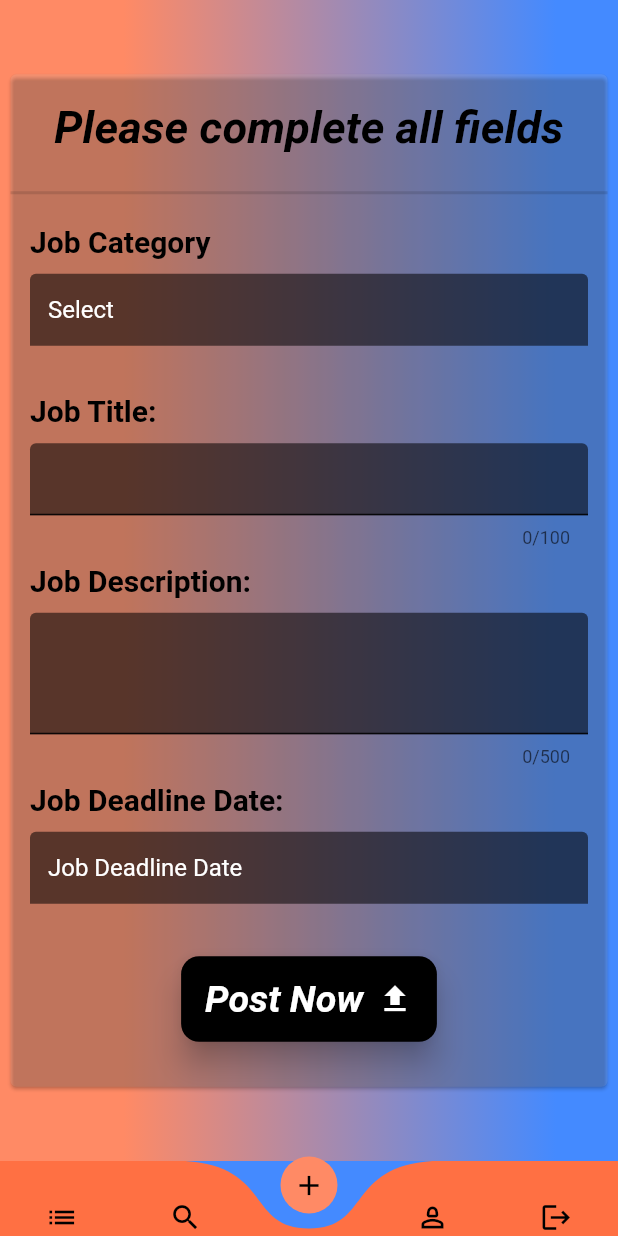
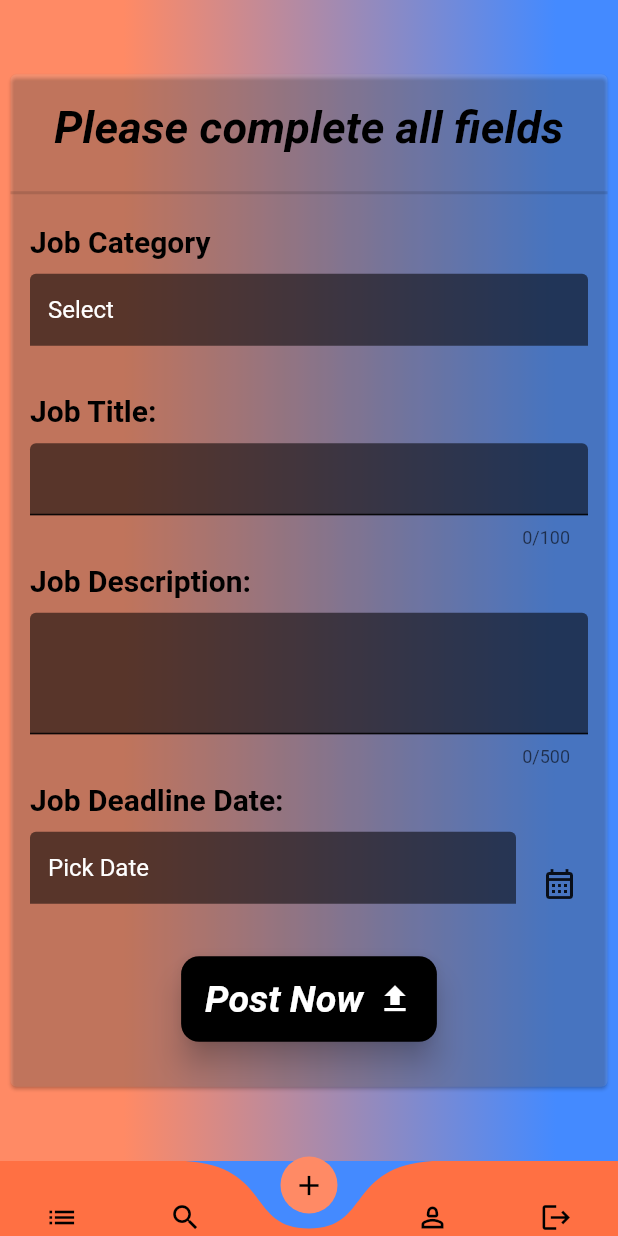
Before and after one commit to fitlaunch/ijob_CC, a Flutter app: the screen it shows once a user with an empty profile is signed in, item 3 of the bottom bar chosen, on a phone screen of 412 x 824 dp. Run offline on Flutter 3.47's test engine with Material 2 defaults, Android fonts, the phone set to English and light mode, and no system bars; drawn by our look-alikes of curved_navigation_bar; our stand-ins replace cached_network_image, cloud_firestore, firebase_auth, firebase_core, firebase_storage, fluttertoast and 2 more; accounts and stored records are empty; network calls fail.

Commit message:
add calendar iconbutton job form

```diff
--- a/lib/Jobs/upload_job.dart
+++ b/lib/Jobs/upload_job.dart
@@ -28,7 +28,7 @@ class _UploadJobNowState extends State<UploadJobNow> {
   final TextEditingController _jobDescriptionController =
       TextEditingController();
   final TextEditingController _jobDeadlineController =
-      TextEditingController(text: 'Job Deadline Date');
+      TextEditingController(text: 'Pick Date');
 
   @override
   void dispose() {
@@ -329,7 +329,12 @@ class _UploadJobNowState extends State<UploadJobNow> {
                                 maxLength: 500,
                               ),
                               _textTitles(label: 'Job Deadline Date: '),
-                              _textFormFields(
+                              Row(
+                                mainAxisAlignment:
+                                    MainAxisAlignment.spaceBetween,
+                                children: [
+                                  Expanded(
+                                    child: _textFormFields(
                                       valueKey: 'JobDeadline',
                                       controller: _jobDeadlineController,
                                       enabled: false,
@@ -337,6 +342,14 @@ class _UploadJobNowState extends State<UploadJobNow> {
                                         _pickDateDialog();
                                       },
                                       maxLength: 100,
+                                    ),
+                                  ),
+                                  IconButton(
+                                    icon: const Icon(
+                                        Icons.calendar_month_outlined),
+                                    onPressed: () => _pickDateDialog(),
+                                  ),
+                                ],
                               ),
                             ],
                           ),
```
Lines whose indentation alone changed are shown as unchanged.
